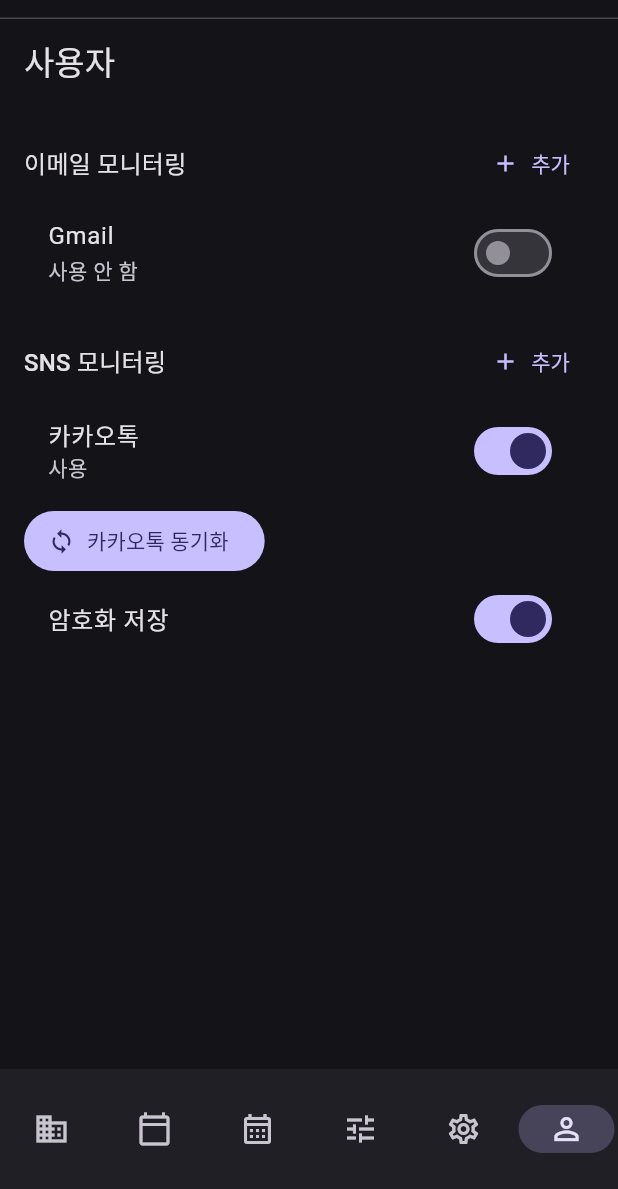
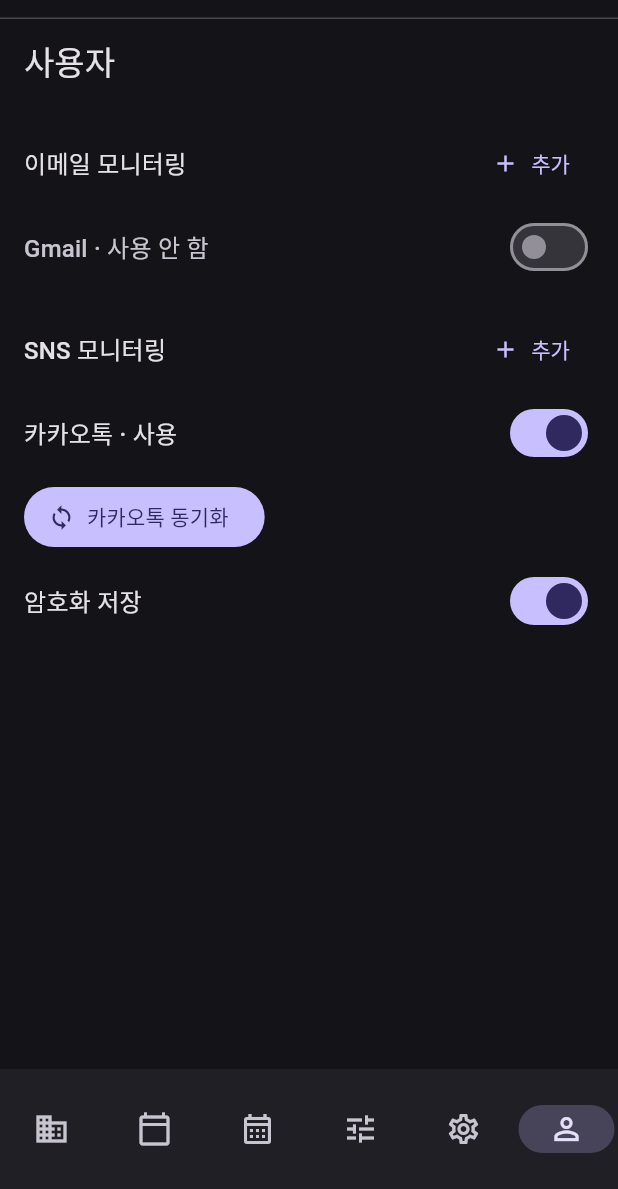
Before and after one commit to madwind0526/DeliveryAlrim, a Flutter app: the screen it shows after launch, item 6 of the bottom bar chosen, on a phone screen of 412 x 824 dp, the part 47-1236 px from its top. Run offline on Flutter 3.47's test engine with Material 3 defaults, Android fonts, the phone set to English and light mode, and no system bars; our stand-ins replace drift, drift_flutter, flutter_riverpod, go_router, package_info_plus, table_calendar; accounts and stored records are empty; generated files the repository leaves out were written again.

Commit message:
fix: keep source settings on one line

```diff
--- a/app/lib/features/preferences/user_sources_screen.dart
+++ b/app/lib/features/preferences/user_sources_screen.dart
@@ -49,13 +49,11 @@
             actionLabel: StringsKo.addSource,
             onPressed: () {},
           ),
-          SwitchListTile(
-            title: const AdaptiveText('Gmail'),
-            subtitle: AdaptiveText(
-              _emailEnabled
-                  ? StringsKo.sourceEnabled
-                  : StringsKo.sourceDisabled,
-            ),
+          _SwitchRow(
+            label: 'Gmail',
+            status: _emailEnabled
+                ? StringsKo.sourceEnabled
+                : StringsKo.sourceDisabled,
             value: _emailEnabled,
             onChanged: (value) => setState(() => _emailEnabled = value),
           ),
@@ -65,13 +63,11 @@
             actionLabel: StringsKo.addSource,
             onPressed: () {},
           ),
-          SwitchListTile(
-            title: const AdaptiveText('카카오톡'),
-            subtitle: AdaptiveText(
-              _kakaoEnabled
-                  ? StringsKo.sourceEnabled
-                  : StringsKo.sourceDisabled,
-            ),
+          _SwitchRow(
+            label: '카카오톡',
+            status: _kakaoEnabled
+                ? StringsKo.sourceEnabled
+                : StringsKo.sourceDisabled,
             value: _kakaoEnabled,
             onChanged: (value) => setState(() => _kakaoEnabled = value),
           ),
@@ -88,11 +84,50 @@
               label: const AdaptiveText(StringsKo.userKakaoSync),
             ),
           ),
-          SwitchListTile(
-            title: const AdaptiveText(StringsKo.userSecureStorage),
+          _SwitchRow(
+            label: StringsKo.userSecureStorage,
             value: _secureStorage,
             onChanged: (value) => setState(() => _secureStorage = value),
           ),
+        ],
+      ),
+    );
+  }
+}
+
+class _SwitchRow extends StatelessWidget {
+  final String label;
+  final String? status;
+  final bool value;
+  final ValueChanged<bool> onChanged;
+
+  const _SwitchRow({
+    required this.label,
+    this.status,
+    required this.value,
+    required this.onChanged,
+  });
+
+  @override
+  Widget build(BuildContext context) {
+    final colors = Theme.of(context).colorScheme;
+    final text = status == null ? label : '$label · $status';
+    return Padding(
+      padding: const EdgeInsets.symmetric(vertical: 8),
+      child: Row(
+        children: [
+          Expanded(
+            child: AdaptiveText(
+              text,
+              style: Theme.of(context).textTheme.titleMedium?.copyWith(
+                color: status == StringsKo.sourceDisabled
+                    ? colors.onSurfaceVariant
+                    : null,
+              ),
+            ),
+          ),
+          const SizedBox(width: 16),
+          Switch(value: value, onChanged: onChanged),
         ],
       ),
     );
```
